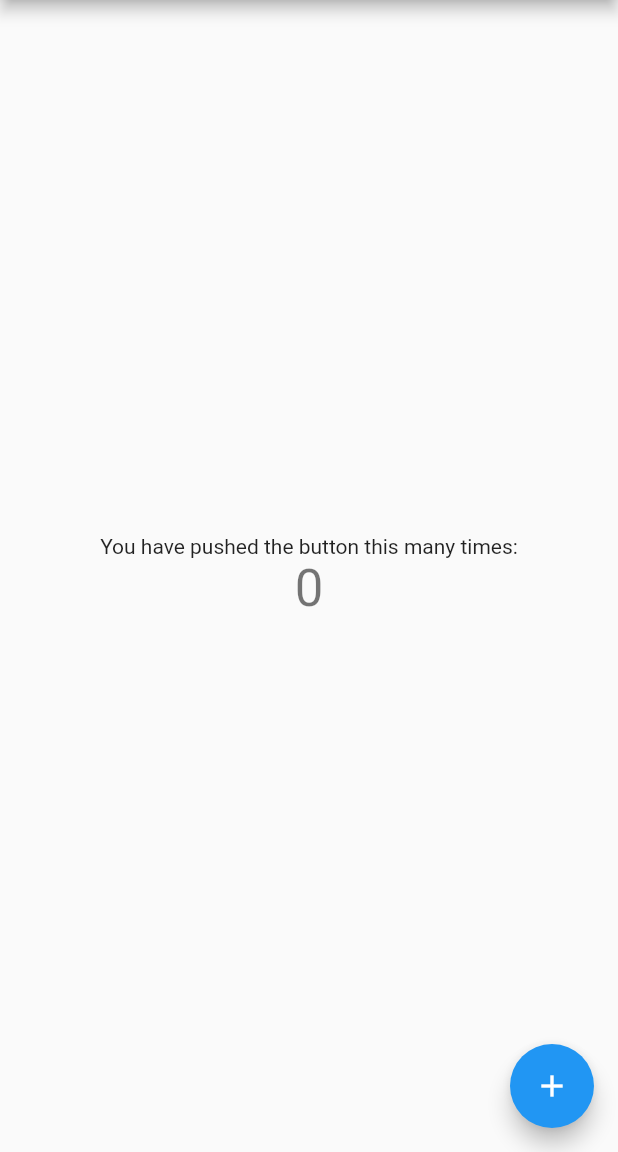
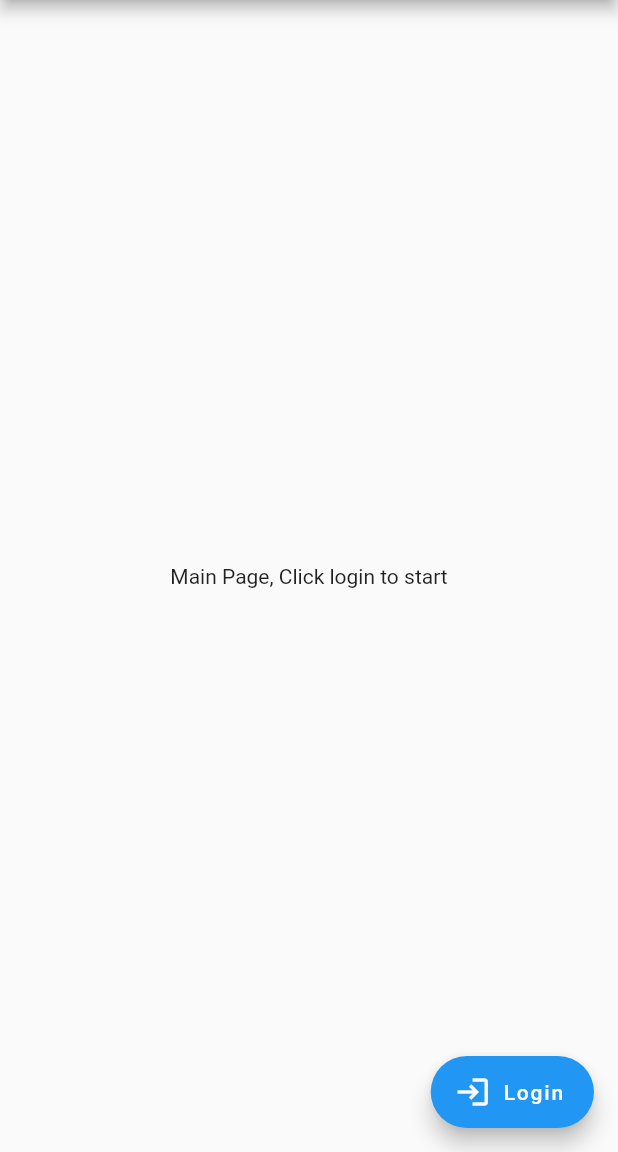
Before and after one commit to wrimicha/HealthKick, a Flutter app: the screen it shows after launch, on a phone screen of 412 x 824 dp, the part 84-1236 px from its top. Run offline on Flutter 3.47's test engine with Material 2 defaults, Android fonts, the phone set to English and light mode, and no system bars; our stand-ins replace cloud_firestore, firebase_auth, firebase_core, firebase_database; accounts and stored records are empty.

```diff
--- a/lib/controller/route.dart
+++ b/lib/controller/route.dart
@@ -20,7 +20,7 @@ class RouteGenerator {
       case '/loginscreen':
         return MaterialPageRoute(builder: (_) => LoginPage());
 
-      case '/homepage':
+      case '/homescreen':
         return MaterialPageRoute(builder: (_) => new HomePage(user: args));
 
       default: //if there is no route with the name specified, return an error page
--- a/lib/main.dart
+++ b/lib/main.dart
@@ -53,21 +53,18 @@ class _MyHomePageState extends State<MyHomePage> {
           mainAxisAlignment: MainAxisAlignment.center,
           children: <Widget>[
             Text(
-              'You have pushed the button this many times:',
-            ),
-            Text(
-              '$_counter',
-              style: Theme.of(context).textTheme.headline4,
+              'Main Page, Click login to start',
             ),
           ],
         ),
       ),
-      floatingActionButton: FloatingActionButton(
+      floatingActionButton: FloatingActionButton.extended(
         onPressed: () {
           Navigator.of(context).pushNamed('/loginscreen');
         },
+        label: const Text("Login"),
         tooltip: 'Increment',
-        child: Icon(Icons.add),
+        icon: const Icon(Icons.login),
       ),
     );
   }
--- a/lib/screens/loginscreen.dart
+++ b/lib/screens/loginscreen.dart
@@ -66,7 +66,7 @@ class LoginPage extends StatelessWidget {
             .then((result) async {
           if (result != null) {
             User user = FirebaseAuth.instance.currentUser;
-            Navigator.of(context).pushNamed('/homepage', arguments: user);
+            Navigator.of(context).pushNamed('/homescreen', arguments: user);
           }
         });
       } catch (e) {
```
Also changed, not shown: lib/screens/homescreen.dart (+22 -3 lines).
